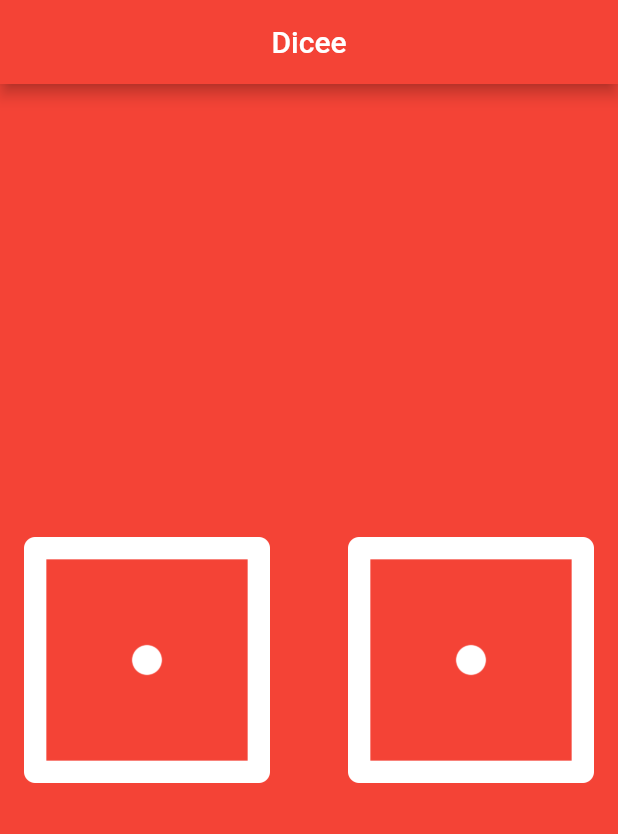
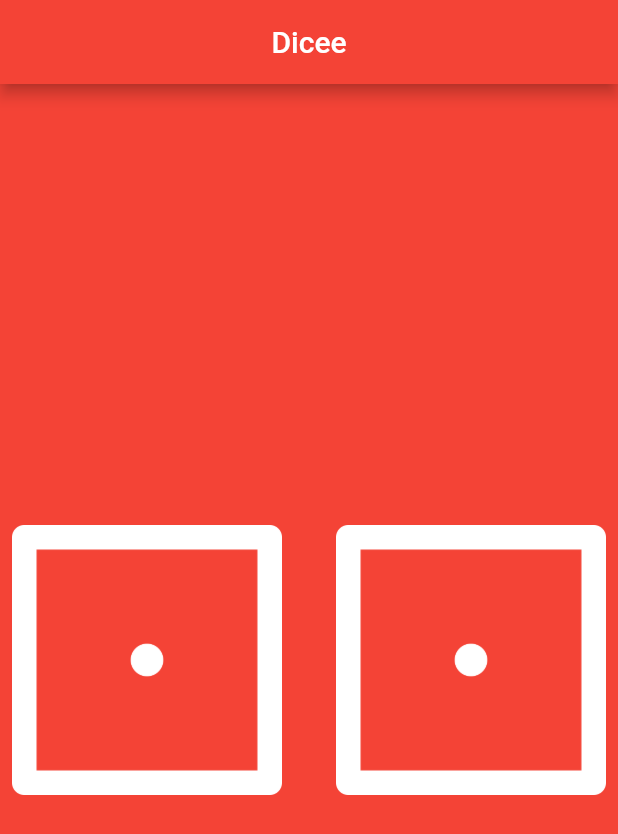
Before and after one commit to sameeranand12/dicee-flutter, a Flutter app: the screen it shows after launch, on a phone screen of 412 x 824 dp. Shown: the top 834 px of the screen. Run offline on Flutter 3.47's test engine with Material 2 defaults, Android fonts, the phone set to English and light mode, and no system bars.

Commit message:
Buttons added

```diff
--- a/lib/main.dart
+++ b/lib/main.dart
@@ -23,17 +23,25 @@ class DicePage extends StatelessWidget {
         children: [
           Expanded(
             //flex :1,
-      child:Padding(
-        padding: const EdgeInsets.all(16.0),
-        child: Image.asset('images/dice1.png'),
-      ),),
+
+        child: TextButton(
+          onPressed:() {
+            print('Left gott pressed');
+          },
+            child: Image.asset('images/dice1.png'),
+
+      ),
+    ),
           SizedBox(width: 20.0,),
           Expanded(
            // flex:2,
-          child:Padding(
-            padding: const EdgeInsets.all(16.0),
-            child: Image.asset('images/dice1.png'),
-          ),),
+
+            child: TextButton(
+                    onPressed: (){
+              print('Right got pressed');
+    } ,
+                child: Image.asset('images/dice1.png')),
+          ),
         ],
       ),
     );
```
